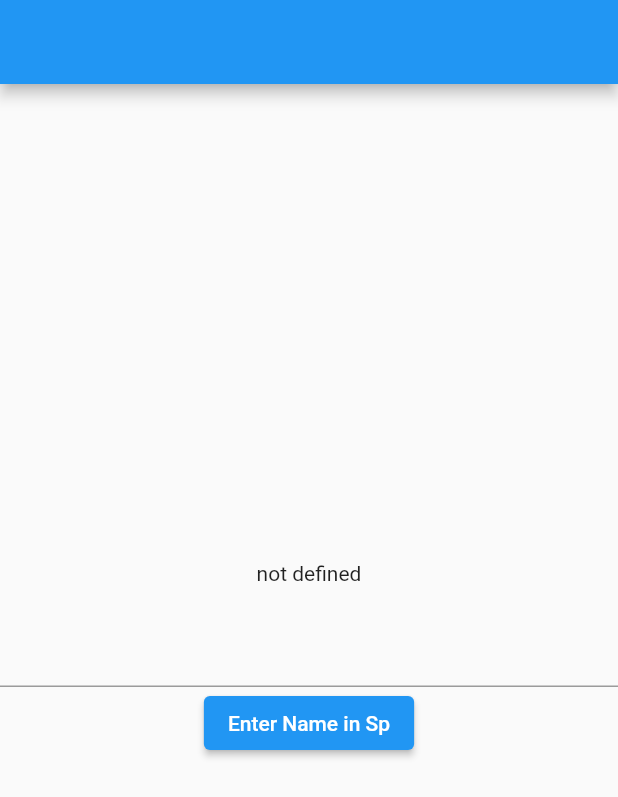
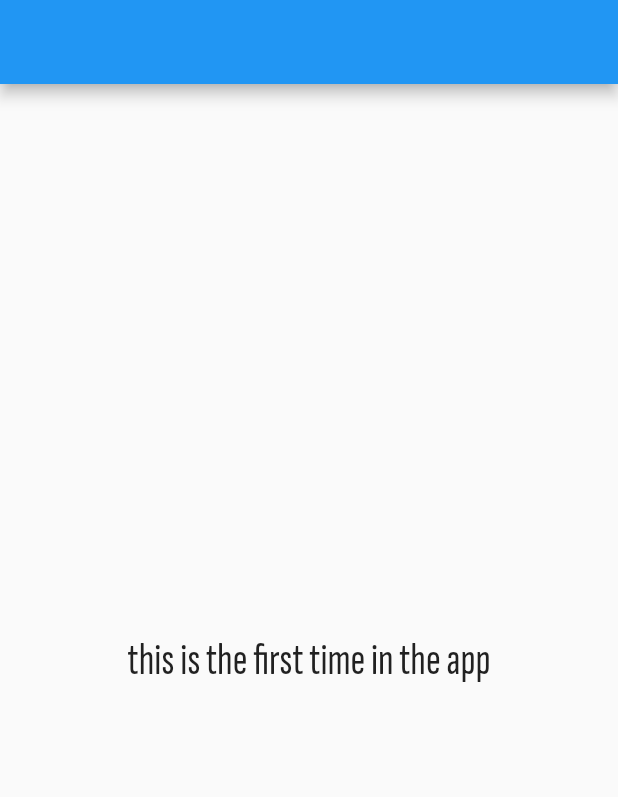
Before and after one commit to shadysamara/mahara_local_storage, a Flutter app: the screen it shows after launch, on a phone screen of 412 x 824 dp. Shown: the top 797 px of the screen. Run offline on Flutter 3.47's test engine with Material 2 defaults, Android fonts, the phone set to English and light mode, and no system bars; our stand-ins replace shared_preferences.

Commit message:
lottie and font

```diff
--- a/lib/app_provider.dart
+++ b/lib/app_provider.dart
@@ -5,10 +5,13 @@
   AppProvider() {
     SpHelper.spHelper.initSp().then((value) {
       getUser();
+      getFirstTime();
     });
   }
 
   TextEditingController editingController = TextEditingController();
+  String content = '';
+
   String? name;
   saveUser() async {
     await SpHelper.spHelper.saveMyName(editingController.text);
@@ -20,5 +23,14 @@
     notifyListeners();
   }
 
-  getFirstTime(){}
+  getFirstTime() {
+    bool isFirstTime = SpHelper.spHelper.checkIfFirstTime();
+    if (isFirstTime) {
+      content = "this is the first time in the app";
+       SpHelper.spHelper.writeFirstTime();
+    } else {
+      content = "you are an old user, hello my friend";
+    }
+    notifyListeners();
+  }
 }
--- a/lib/main.dart
+++ b/lib/main.dart
@@ -30,21 +30,9 @@
     return Scaffold(
       appBar: AppBar(),
       body: Consumer<AppProvider>(builder: (context, provider, x) {
-        return Column(
-          mainAxisAlignment: MainAxisAlignment.center,
-          children: [
-            Text(provider.name ?? 'not defined'),
-            SizedBox(height: 20,),
-            TextField(
-              controller: provider.editingController,
-            ),
-            ElevatedButton(
-                onPressed: () {
-                  provider.saveUser();
-                },
-                child: Text('Enter Name in Sp'))
-          ],
-        );
+        return Center(child: Text(provider.content,style: TextStyle(
+          fontFamily: 'sofia',
+          fontSize: 30),));
       }),
     );
   }
--- a/lib/sp_helper.dart
+++ b/lib/sp_helper.dart
@@ -18,7 +18,13 @@
   }
 
   bool checkIfFirstTime() {
-    return sharedPreferences.getBool('isFirstTime') ?? true;
+    bool? isFirstTime = sharedPreferences.getBool('isFirstTime');
+    // return isFirstTime ?? true;
+    if (isFirstTime == null) {
+      return true;
+    } else {
+      return isFirstTime;
+    }
   }
 
   writeFirstTime() {
```
Also changed, not shown: assets/animations/empty_cart.json (added, +1 -0 lines), pubspec.yaml (+8 -6 lines), assets/fonts/sofia_regular.ttf (added), pubspec.lock.
